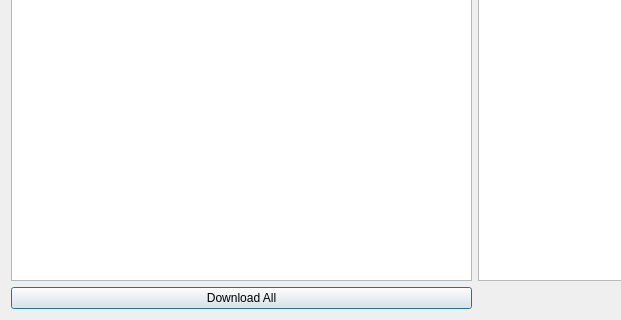
This is avogadro/qtplugins/plugindownloader/downloaderwidget.ui in OpenChemistry/avogadrolibs as Qt 5 draws it before an edit; both pictures show x 0 to 621 and y 380 to 700 of the 950 by 700 pixel window. The edited form follows.
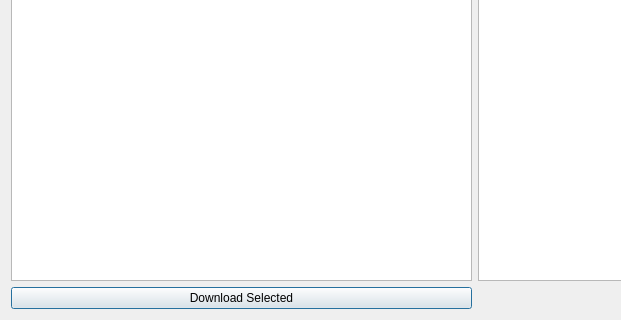
This is the edited form.

Commit message: Fix parenting, UI, and print download information to textarea

```diff
--- a/avogadro/qtplugins/plugindownloader/downloaderwidget.ui
+++ b/avogadro/qtplugins/plugindownloader/downloaderwidget.ui
@@ -17,7 +17,7 @@
    <item row="1" column="0">
     <widget class="QPushButton" name="downloadButton">
      <property name="text">
-      <string>Download All</string>
+      <string>Download Selected</string>
      </property>
     </widget>
    </item>
```
The commit also changes 3 other files.
